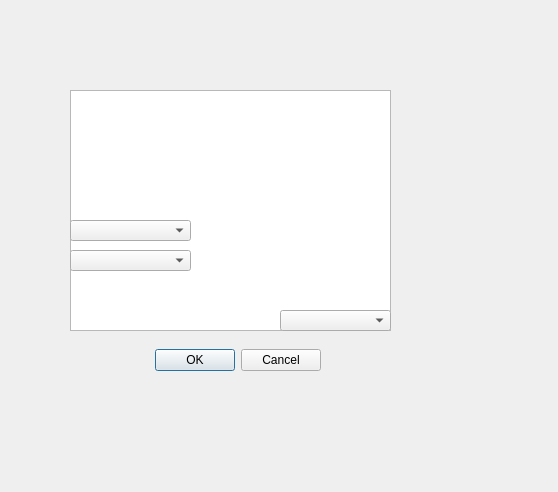
TFed555/Coursework, file course/editwork.ui: the form before one commit.
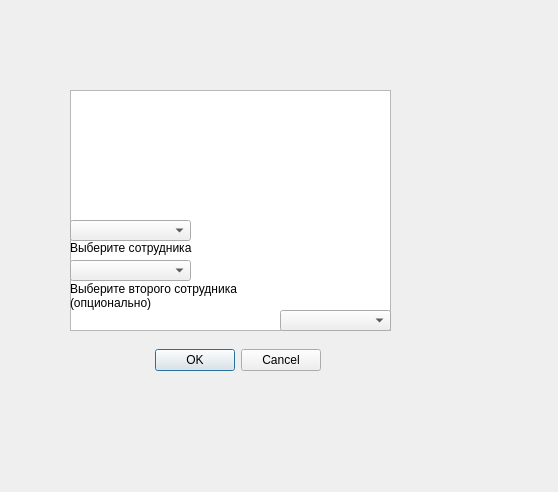
The form after the commit.

The edit to the form file:
```diff
--- a/course/editwork.ui
+++ b/course/editwork.ui
@@ -65,7 +65,7 @@
    <property name="geometry">
     <rect>
      <x>70</x>
-     <y>250</y>
+     <y>260</y>
      <width>121</width>
      <height>21</height>
     </rect>
@@ -76,6 +76,33 @@
     </property>
    </item>
   </widget>
+  <widget class="QLabel" name="label">
+   <property name="geometry">
+    <rect>
+     <x>70</x>
+     <y>280</y>
+     <width>181</width>
+     <height>31</height>
+    </rect>
+   </property>
+   <property name="text">
+    <string>Выберите второго сотрудника
+(опционально)</string>
+   </property>
+  </widget>
+  <widget class="QLabel" name="label_2">
+   <property name="geometry">
+    <rect>
+     <x>70</x>
+     <y>240</y>
+     <width>131</width>
+     <height>16</height>
+    </rect>
+   </property>
+   <property name="text">
+    <string>Выберите сотрудника</string>
+   </property>
+  </widget>
  </widget>
  <resources/>
  <connections/>
```
